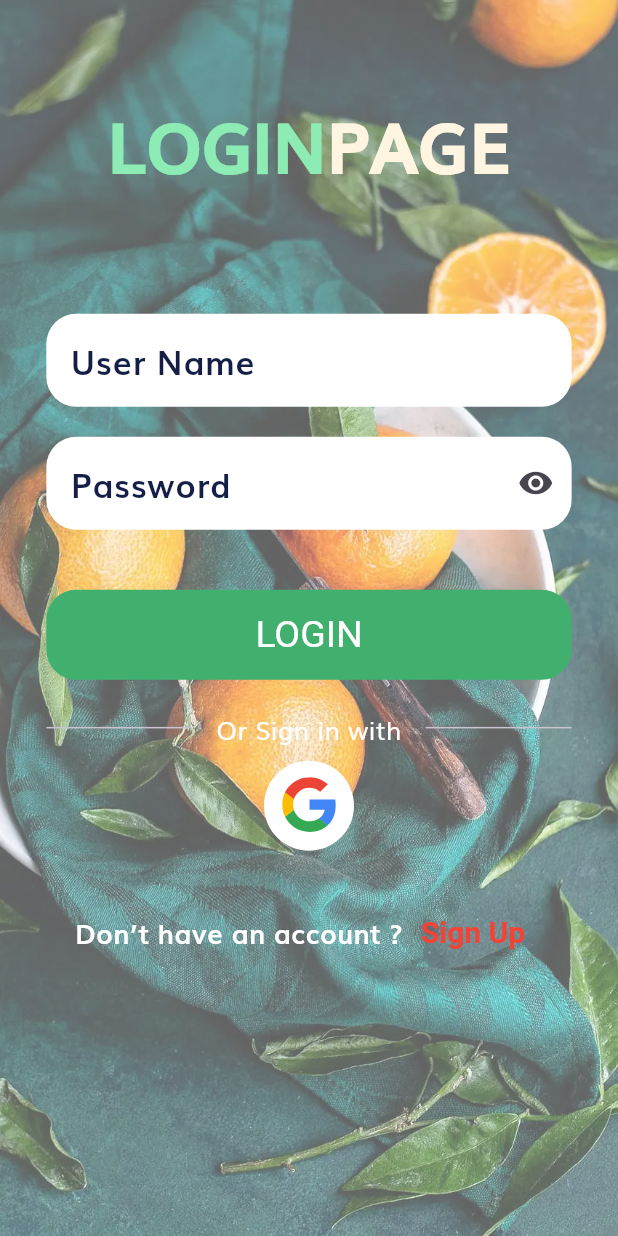
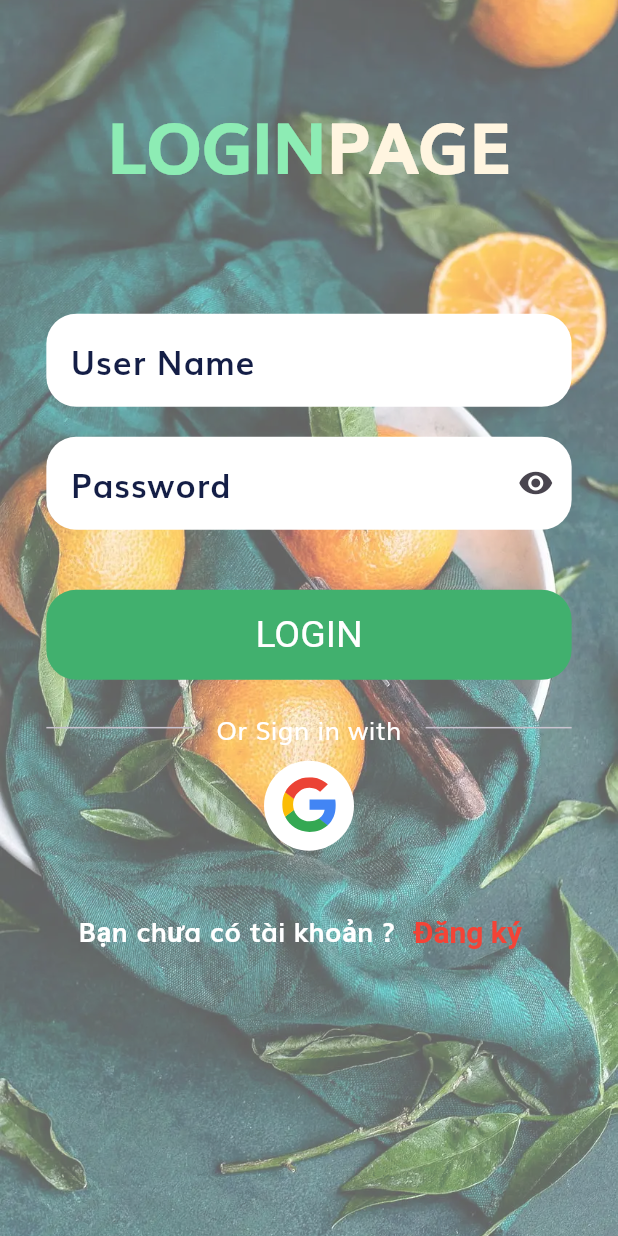
Before and after one commit to NguyenLuan11/food_nutrition_app, a Flutter app: the screen it shows after launch, on a phone screen of 412 x 824 dp. Run offline on Flutter 3.47's test engine with Material 3 defaults, Android fonts, the phone set to English and light mode, and no system bars; our stand-ins replace animated_splash_screen, device_preview, firebase_auth, firebase_core, fl_chart, flutter_svg and 5 more; accounts and stored records are empty; project files that could hold a hidden picture were left out.

Commit message:
update language

```diff
--- a/lib/screens/login_register/login_screen.dart
+++ b/lib/screens/login_register/login_screen.dart
@@ -150,7 +150,7 @@ class _LoginScreenState extends State<LoginScreen> {
                                 const SocialButton(),
                                 const SizedBox(height: 20),
                                 RedirectAuthWithText(
-                                  text: "Don’t have an account ?",
+                                  text: "Bạn chưa có tài khoản ?",
                                   colorText: Colors.white,
                                   press: () {
                                     Navigator.push(
@@ -161,7 +161,7 @@ class _LoginScreenState extends State<LoginScreen> {
                                       ),
                                     );
                                   },
-                                  textBtn: "Sign Up",
+                                  textBtn: "Đăng ký",
                                   colorTextBtn: Colors.red,
                                 ),
                               ],
--- a/lib/screens/login_register/register_screen.dart
+++ b/lib/screens/login_register/register_screen.dart
@@ -153,7 +153,7 @@ class _RegisterScreenState extends State<RegisterScreen> {
                                 // const SocialButton(),
                                 const SizedBox(height: 20),
                                 RedirectAuthWithText(
-                                  text: "Already have an account ?",
+                                  text: "Bạn đã có tài khoản ?",
                                   colorText: kTextColor,
                                   press: () {
                                     Navigator.push(
@@ -164,7 +164,7 @@ class _RegisterScreenState extends State<RegisterScreen> {
                                       ),
                                     );
                                   },
-                                  textBtn: "Login",
+                                  textBtn: "Đăng nhập",
                                   colorTextBtn: Colors.blue,
                                 ),
                               ],
```
